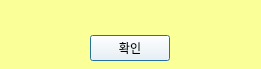
First picture: the form in view/messageDialog.ui, repository cmh1027/everytimeUtility, before the edit.
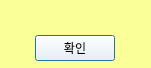
Second picture: the form after the edit.

The edit to the form file:
```diff
--- a/view/messageDialog.ui
+++ b/view/messageDialog.ui
@@ -6,8 +6,8 @@
    <rect>
     <x>0</x>
     <y>0</y>
-    <width>261</width>
-    <height>69</height>
+    <width>151</width>
+    <height>68</height>
    </rect>
   </property>
   <property name="sizePolicy">
@@ -16,6 +16,12 @@
     <verstretch>0</verstretch>
    </sizepolicy>
   </property>
+  <property name="minimumSize">
+   <size>
+    <width>151</width>
+    <height>0</height>
+   </size>
+  </property>
   <property name="windowTitle">
    <string>dialog</string>
   </property>
@@ -30,7 +36,7 @@
     <rect>
      <x>0</x>
      <y>0</y>
-     <width>260</width>
+     <width>151</width>
      <height>61</height>
     </rect>
    </property>
@@ -44,7 +50,7 @@
     <property name="bottomMargin">
      <number>0</number>
     </property>
-    <item>
+    <item alignment="Qt::AlignHCenter">
      <widget class="QLabel" name="messageLabel">
       <property name="sizePolicy">
        <sizepolicy hsizetype="Expanding" vsizetype="Preferred">
@@ -80,7 +86,7 @@
       <property name="rightMargin">
        <number>0</number>
       </property>
-      <item>
+      <item alignment="Qt::AlignHCenter">
        <widget class="QPushButton" name="cancelButton">
         <property name="sizePolicy">
          <sizepolicy hsizetype="Fixed" vsizetype="Fixed">
```
Left out of the diff: 3 changed lines with no effect on the pictures.
